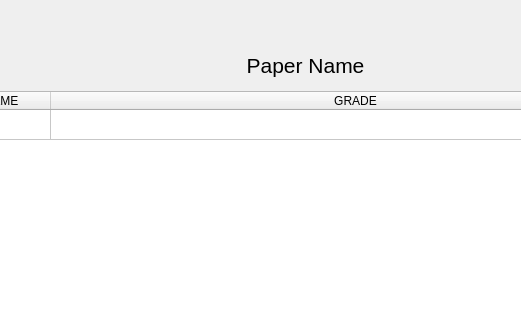
Before: the Qt Designer form ui/paperPanel.ui in SuperMonkeyRules/DTPythonL3, drawn with Qt 5; both pictures show x 95 to 616 and y 0 to 320 of the 800 by 600 pixel window.
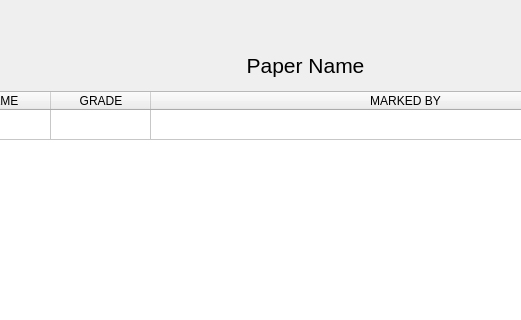
After: the same form once the commit is applied.

What changed in the file:
```diff
--- a/ui/paperPanel.ui
+++ b/ui/paperPanel.ui
@@ -43,7 +43,7 @@
      <number>1</number>
     </property>
     <property name="columnCount">
-     <number>2</number>
+     <number>3</number>
     </property>
     <attribute name="horizontalHeaderCascadingSectionResizes">
      <bool>true</bool>
@@ -68,6 +68,11 @@
       <string>GRADE</string>
      </property>
     </column>
+    <column>
+     <property name="text">
+      <string>MARKED BY</string>
+     </property>
+    </column>
    </widget>
    <widget class="QLabel" name="paperLABEL">
     <property name="geometry">
```
